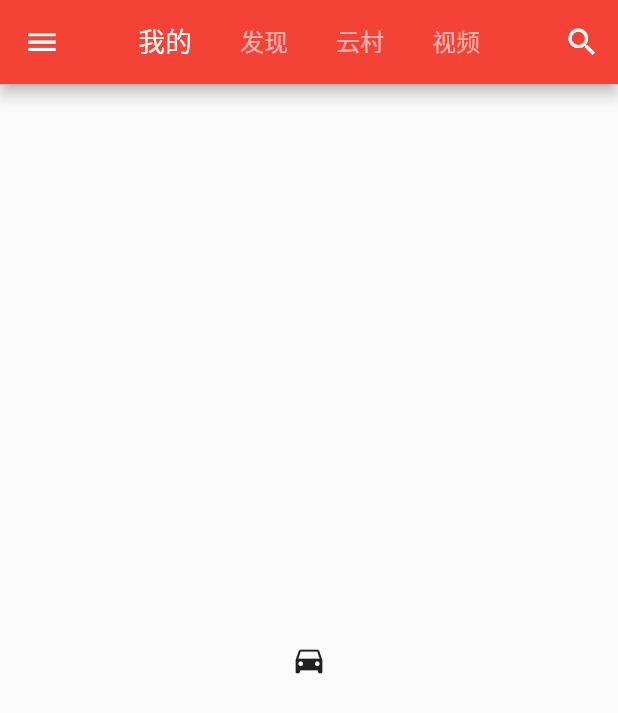
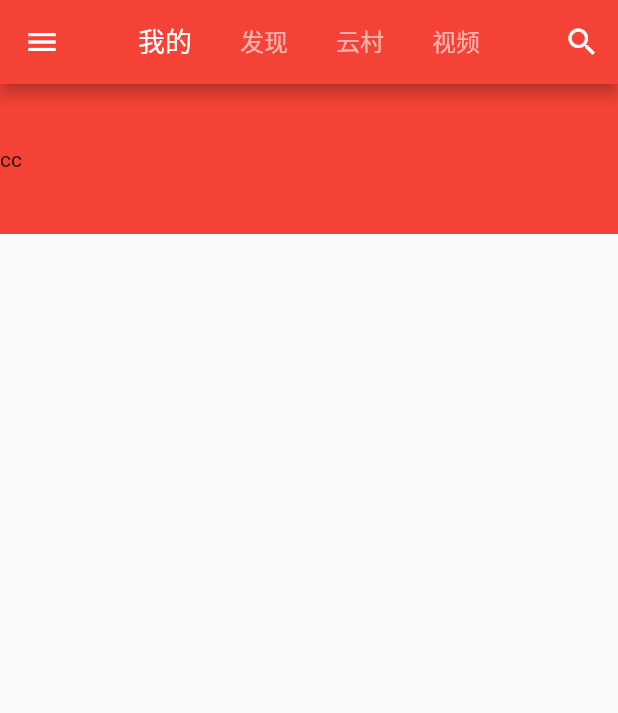
Before and after one commit to panhonghang/flutter-learning, a Flutter app: the screen it shows after launch, on a phone screen of 412 x 824 dp. Shown: the top 713 px of the screen. Run offline on Flutter 3.47's test engine with Material 2 defaults, Android fonts, the phone set to English and light mode, and no system bars; our stand-ins replace audioplayers, dio.

```diff
--- a/clould_music/lib/config/serverce_url.dart
+++ b/clould_music/lib/config/serverce_url.dart
@@ -1,5 +1,6 @@
 const serviceUrl= 'http://47.100.167.231:4000/';//此端口针对于正版用户开放，可自行fiddle获取。
 const servicePath={
   'login': serviceUrl+'login/cellphone?phone=13617698467&password=9872014', // 登陆接口
-  'userdetial': serviceUrl+'user/detail?uid=533788348'
+  'userdetial': serviceUrl+'user/detail?uid=533788348',//用户信息接口
+  'playlist': serviceUrl+'user/playlist?uid=533788348',//歌单接口
 };
--- a/clould_music/lib/pages/index_page.dart
+++ b/clould_music/lib/pages/index_page.dart
@@ -1,6 +1,7 @@
 import 'package:flutter/material.dart';
 import '../widgets/drawer.dart';
 import '../service/service_method.dart';
+import 'my_page.dart';
 
 class IndexPage extends StatefulWidget {
   @override
@@ -8,13 +9,17 @@ class IndexPage extends StatefulWidget {
 }
 
 class _IndexPageState extends State<IndexPage> {
-  String url = 'http://p1.music.126.net/_f8R60U9mZ42sSNvdPn2sQ==/109951162868126486.jpg';
+
+  String url;
+  String name;
+  int level;
+
   @override
   Widget build(BuildContext context) {
     return DefaultTabController(
       length: 4,
       child: Scaffold(
-        drawer: MyDrawer(url:url),
+        drawer: MyDrawer(url:url,name: name,level: level,),
         appBar: AppBar(
             backgroundColor: Colors.red,
             titleSpacing: 0.0,
@@ -25,11 +30,12 @@ class _IndexPageState extends State<IndexPage> {
                         icon: Icon(Icons.menu,color: Colors.white,),
                         onPressed: (){
                           getHomePageContent().then((res){
-                            var a = res['profile'];
-                            print('aaaaa$a');
-                            // setState(() {
-                            //  url = a;
-                            // });
+                            print(res['level']);
+                            setState(() {
+                             url = res['profile']['avatarUrl'];
+                             name = res['profile']['nickname'];
+                             level = res['level'];
+                            });
                           });
                           Scaffold.of(context).openDrawer();
                         }
@@ -63,7 +69,7 @@ class _IndexPageState extends State<IndexPage> {
         ),
         body: TabBarView(
           children: [
-            Icon(Icons.directions_car),
+            MyPage(),
             Icon(Icons.directions_transit),
             Icon(Icons.ac_unit),
             Icon(Icons.directions_bike),
--- /dev/null
+++ b/clould_music/lib/pages/my_page.dart
@@ -0,0 +1,34 @@
+import 'package:flutter/material.dart';
+import '../service/service_method.dart';
+
+class MyPage extends StatefulWidget {
+  @override
+  _MyPageState createState() => _MyPageState();
+}
+
+class _MyPageState extends State<MyPage> {
+  @override
+  Widget build(BuildContext context) {
+    // getPlayList().then((key){
+    //   print(key);
+    // });
+    return Container(
+       child: Column(
+         children: <Widget>[
+           Container(
+             height: 100,
+             decoration: BoxDecoration(
+               color: Colors.red,
+              //  border: Border.all(,color: Colors.red)
+             ),
+             child: Row(
+               children: <Widget>[
+                 Text('cc')
+               ],
+             ),
+           )
+         ],
+       ),
+    );
+  }
+}
```
Also changed, not shown: clould_music/lib/service/service_method.dart (+17 -5 lines), clould_music/lib/widgets/drawer.dart (+95 -8 lines), 6 other files.
